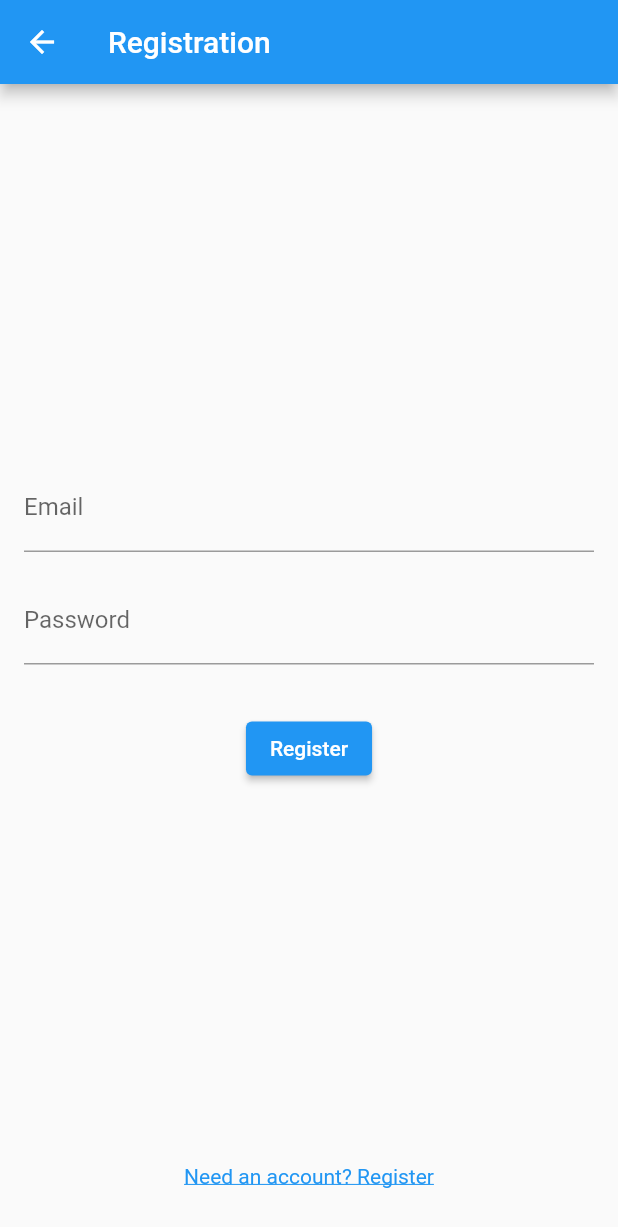
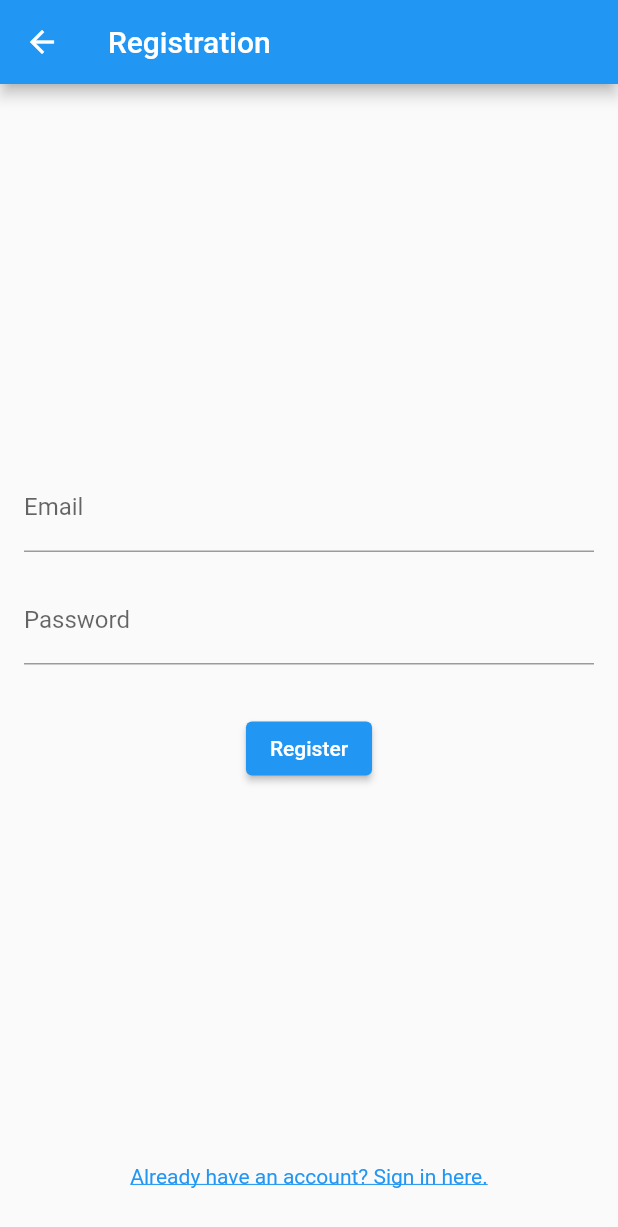
Before and after one commit to mykhailovidlyvanyi/justifier, a Flutter app: the RegistrationScreen screen opened by its route, on a phone screen of 412 x 824 dp. Shown: the top 1227 px of the screen. Run offline on Flutter 3.47's test engine with Material 2 defaults, Android fonts, the phone set to English and light mode, and no system bars; our stand-ins replace cloud_firestore, firebase_auth, firebase_core, sqflite; accounts and stored records are empty; network calls fail.

Commit message:
Text to navigate between Log in & Registration screens changed

```diff
--- a/lib/screens/login_screen.dart
+++ b/lib/screens/login_screen.dart
@@ -120,7 +120,7 @@ class _LoginScreenState extends State<LoginScreen> {
                 child: Padding(
                   padding: EdgeInsets.all(16.0),
                   child: Text(
-                    'Need an account? Register',
+                    'New here? Sign up.',
                     style: TextStyle(
                       decoration: TextDecoration.underline,
                       color: Colors.blue,
--- a/lib/screens/registration_screen.dart
+++ b/lib/screens/registration_screen.dart
@@ -138,7 +138,7 @@ class _RegistrationScreenState extends State<RegistrationScreen> {
                 child: Padding(
                   padding: EdgeInsets.all(16.0),
                   child: Text(
-                    'Need an account? Register',
+                    'Already have an account? Sign in here.',
                     style: TextStyle(
                       decoration: TextDecoration.underline,
                       color: Colors.blue,
```
